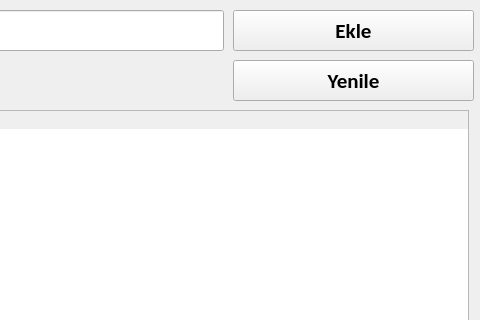
Old version of the form Coin_App/coin_app.ui in the repository berkanyilmz/Python; both pictures show x 317 to 797 and y 0 to 320 of the 797 by 457 pixel window.
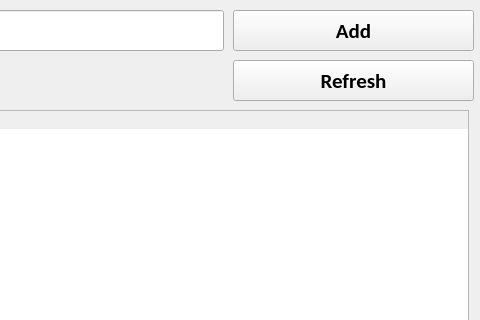
New version of the form.

Diff of the .ui file:
```diff
--- a/Coin_App/coin_app.ui
+++ b/Coin_App/coin_app.ui
@@ -32,7 +32,7 @@
      </font>
     </property>
     <property name="text">
-     <string>Ekle</string>
+     <string>Add</string>
     </property>
    </widget>
    <widget class="QLabel" name="find_info">
@@ -69,7 +69,7 @@
      <bool>false</bool>
     </property>
     <property name="text">
-     <string>Yenile</string>
+     <string>Refresh</string>
     </property>
    </widget>
    <widget class="QLineEdit" name="lineEdit">
```
